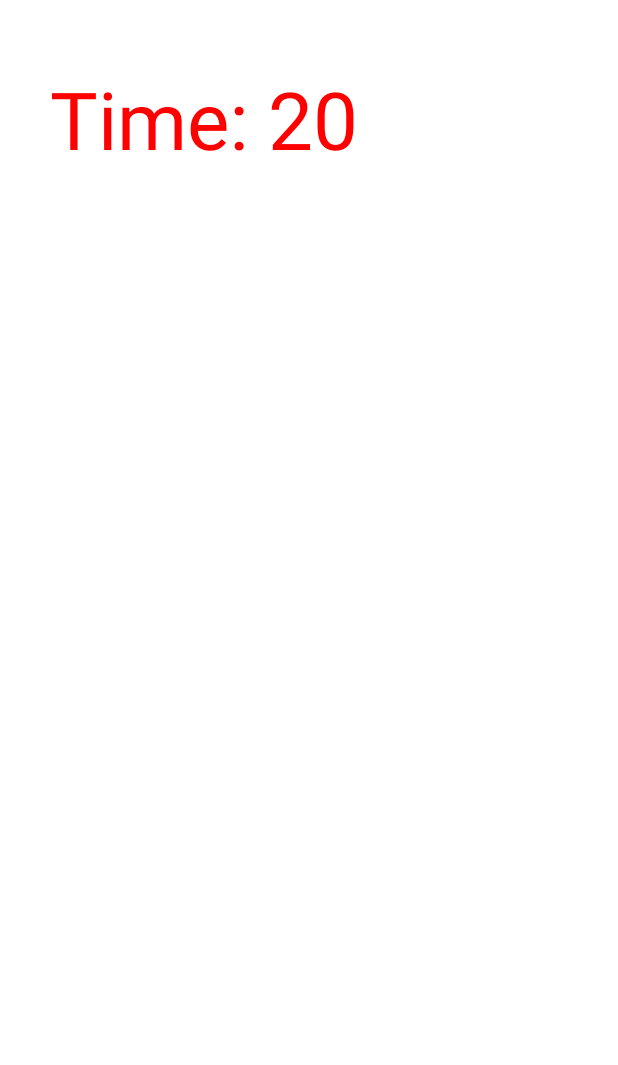
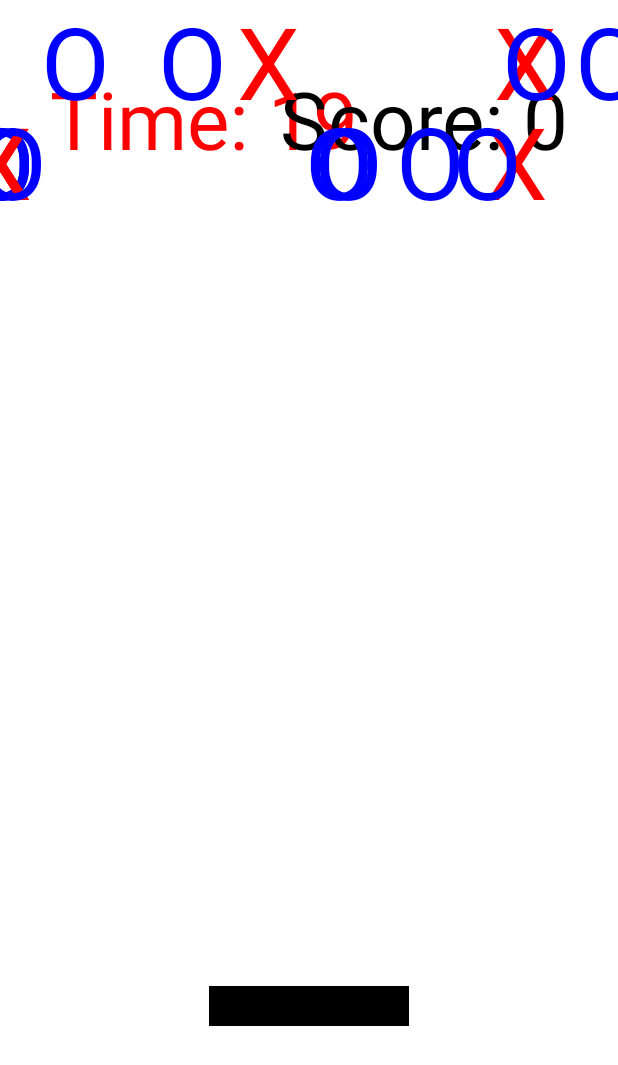
Before and after one commit to ldiemer12/X_O_Drop_Game, an Android app: the GameActivity screen opened directly, with no data from a screen before it, on a phone screen of 412 x 824 dp. Shown: the top 1065 px of the screen. Run offline under Robolectric (Android 15) with nearby library versions, the phone set to English and light mode, and no system bars; 1 statement that could not run was skipped.

Commit message:
Improved falling object handling. Polished gameplay mechanics. Refactored code. Cleared up classes

```diff
--- a/app/src/main/java/com/example/x_odropgame/Bar.java
+++ b/app/src/main/java/com/example/x_odropgame/Bar.java
@@ -1,4 +1,47 @@
 package com.example.x_odropgame;
 
+import android.graphics.Canvas;
+import android.graphics.Paint;
+import android.graphics.Color;
+
+
 public class Bar {
+
+    private int x, y, width, height;
+
+    private int screenWidth, screenHeight;
+
+    public void draw(Canvas canvas, Paint paint) {
+        paint.setColor(Color.BLACK);
+        canvas.drawRect(x, y, x + width, y + height, paint);
+    }
+
+    public Bar(int screenWidth, int screenHeight) {
+        this.screenWidth = screenWidth;
+        this.screenHeight = screenHeight;
+        this.width = 200;
+        this.height = 40;
+        reset();
+    }
+
+    public void moveTo(int touchX) {
+        x = touchX - width / 2;
+
+        if (x < 0) x = 0;
+        if (x + width > screenWidth) x = screenWidth - width;
+    }
+
+    public boolean checkCollision(int objX, int objY) {
+        return objY >= y && objY <= y + height && objX >= x && objX <= x + width;
+    }
+
+    public void reset() {
+        x = screenWidth / 2 - width / 2;
+        y = screenHeight - 250;
+    }
+
+    public int getY() {
+        return y;
+    }
+
 }
--- a/app/src/main/java/com/example/x_odropgame/FallingObject.java
+++ b/app/src/main/java/com/example/x_odropgame/FallingObject.java
@@ -1,14 +1,29 @@
 package com.example.x_odropgame;
+
+import android.graphics.Canvas;
+import android.graphics.Color;
+import android.graphics.Paint;
 
 public class FallingObject {
     public int x, y;
     public int size;
     public boolean isO;
 
-    public FallingObject(int x, int y, int size, boolean isO){
+    public FallingObject(int x, int y, int size, boolean isO) {
         this.x = x;
         this.y = y;
         this.size = size;
         this.isO = isO;
     }
+
+    public void fall(int amount) {
+        y += amount;
+    }
+
+    public void draw(Canvas canvas, Paint paint) {
+        paint.setColor(isO ? Color.BLUE : Color.RED);
+        paint.setTextAlign(Paint.Align.CENTER);
+        paint.setTextSize(100);
+        canvas.drawText(isO ? "O" : "X", x, y, paint);
+    }
 }
--- a/app/src/main/java/com/example/x_odropgame/GameObject.java
+++ /dev/null
@@ -1,4 +0,0 @@
-package com.example.x_odropgame;
-
-public class GameObject {
-}
--- a/app/src/main/java/com/example/x_odropgame/GameView.java
+++ b/app/src/main/java/com/example/x_odropgame/GameView.java
@@ -9,63 +9,103 @@ import android.view.View;
 import android.os.CountDownTimer;
 import android.media.MediaPlayer;
 
+import java.util.ArrayList;
+import java.util.Random;
+
 public class GameView extends View {
 
+    private Bar bar;
+
+    private int score = 0;
+
+    private final int FRAME_RATE = 16;
+    private final Runnable frameRunnable = new Runnable() {
+        @Override
+        public void run() {
+            if (!gameOver) {
+                invalidate();
+                postDelayed(this, FRAME_RATE);
+            }
+        }
+    };
+
+    private ArrayList<FallingObject> fallingObjects = new ArrayList<>();
+    private Random random = new Random();
     private boolean gameOver = false;
 
     private final GameActivity activity;
     private Paint paint;
-    private int barX, barY, barWidth, barHeight;
+
+    private long lastSpawnTime = 0;
 
     public GameView(GameActivity context) {
         super(context);
         this.activity = context;
         paint = new Paint();
 
-        barWidth = 200;
-        barHeight = 40;
+        post(() -> bar = new Bar(getWidth(), getHeight()));
+
 
         buzzerSound = MediaPlayer.create(context, R.raw.buzzer);
 
         startCountdown();
+        postDelayed(frameRunnable, FRAME_RATE);
 
     }
 
-    private boolean barInitialized = false;
 
     @Override
     protected void onDraw(Canvas canvas) {
         super.onDraw(canvas);
         canvas.drawColor(Color.WHITE);
 
-        if(!barInitialized){
-            barX = canvas.getWidth() / 2 - barWidth /2;
-            barInitialized = true;
+        if (bar == null) {
+            bar = new Bar(getWidth(), getHeight());
         }
+        bar.draw(canvas, paint);
+
 
         paint.setColor(Color.BLACK);
-        barY = 1800;
-        canvas.drawRect(barX, barY, barX + barWidth, barY + barHeight, paint);
 
+        paint.setTextAlign(Paint.Align.LEFT);
         paint.setColor(Color.RED);
         paint.setTextSize(80);
         canvas.drawText("Time: " + timeText, 50, 150, paint);
 
-        if (gameOver){
+        paint.setTextAlign(Paint.Align.RIGHT);
+        paint.setColor(Color.BLACK);
+        canvas.drawText("Score: " + score, getWidth() - 50, 150, paint);
+
+        for (FallingObject obj : fallingObjects) {
+            obj.fall(50);
+
+            if (bar != null && bar.checkCollision(obj.x, obj.y)) {
+                if (obj.isO) {
+                    score += 10;
+                } else {
+                    score -= 5;
+                }
+                obj.y = getHeight() + 100;
+            }
+
+            obj.draw(canvas, paint);
+
+        }
+        fallingObjects.removeIf(obj -> obj.y > getHeight());
+
+        if (gameOver) {
             paint.setColor(Color.RED);
+            paint.setTextAlign(Paint.Align.CENTER);
             paint.setTextSize(150);
-            canvas.drawText("GAME OVER", getWidth() / 8, getHeight() /2, paint);
+            canvas.drawText("GAME OVER", getWidth() / 2, getHeight() / 2, paint);
         }
     }
 
 
     @Override
     public boolean onTouchEvent(MotionEvent event) {
-        barX = (int) event.getX() - barWidth / 2;
-
-        if (barX < 0) barX = 0;
-        if (barX + barWidth > getWidth()) {
-            barX = getWidth() - barWidth;
+        if (bar != null) {
+            bar.moveTo((int) event.getX());
         }
 
         invalidate();
@@ -77,8 +117,8 @@ public class GameView extends View {
     private String timeText = "20";
 
     private MediaPlayer buzzerSound;
-        private Context context;
-        private void startCountdown(){
+
+    private void startCountdown() {
         timeText = String.valueOf(timeLeft / 1000);
         invalidate();
         countDownTimer = new CountDownTimer(timeLeft, 1000) {
@@ -86,6 +126,15 @@ public class GameView extends View {
             public void onTick(long timeUntilGameOver) {
                 timeLeft = timeUntilGameOver;
                 timeText = String.valueOf(timeUntilGameOver / 1000);
+
+
+                long currentTime = System.currentTimeMillis();
+                if (currentTime - lastSpawnTime > 800) {
+                    spawnFallingObject();
+                    spawnFallingObject();
+                }
+
+
                 invalidate();
             }
 
@@ -94,11 +143,12 @@ public class GameView extends View {
                 timeText = "0";
                 invalidate();
 
-                    if (buzzerSound != null){
+                if (buzzerSound != null) {
                     buzzerSound.start();
                 }
                 activity.showRestartButton();
                 gameOver = true;
+                removeCallbacks(frameRunnable);
 
             }
         }.start();
@@ -108,14 +158,26 @@ public class GameView extends View {
     public void restartGame() {
         timeLeft = 21000;
         timeText = "20";
-        barInitialized = false;
+        if (bar != null) bar.reset();
         gameOver = false;
+        score = 0;
+        fallingObjects.clear();
         startCountdown();
+        postDelayed(frameRunnable, FRAME_RATE);
+    }
+
+    private void spawnFallingObject() {
+        int screenWidth = getWidth();
+        for (int i = 0; i < 3; i++) {
+
+            int objectX = random.nextInt(screenWidth);
+            int objectY = 0;
+            int objectSize = 50;
+            boolean isO = random.nextBoolean();
+
+            fallingObjects.add(new FallingObject(objectX, objectY, objectSize, isO));
+        }
     }
 
 
-
-
-
-
 }
--- a/app/src/main/java/com/example/x_odropgame/ObjectManager.java
+++ /dev/null
@@ -1,4 +0,0 @@
-package com.example.x_odropgame;
-
-public class ObjectManager {
-}
```
Lines whose indentation alone changed are shown as unchanged.
